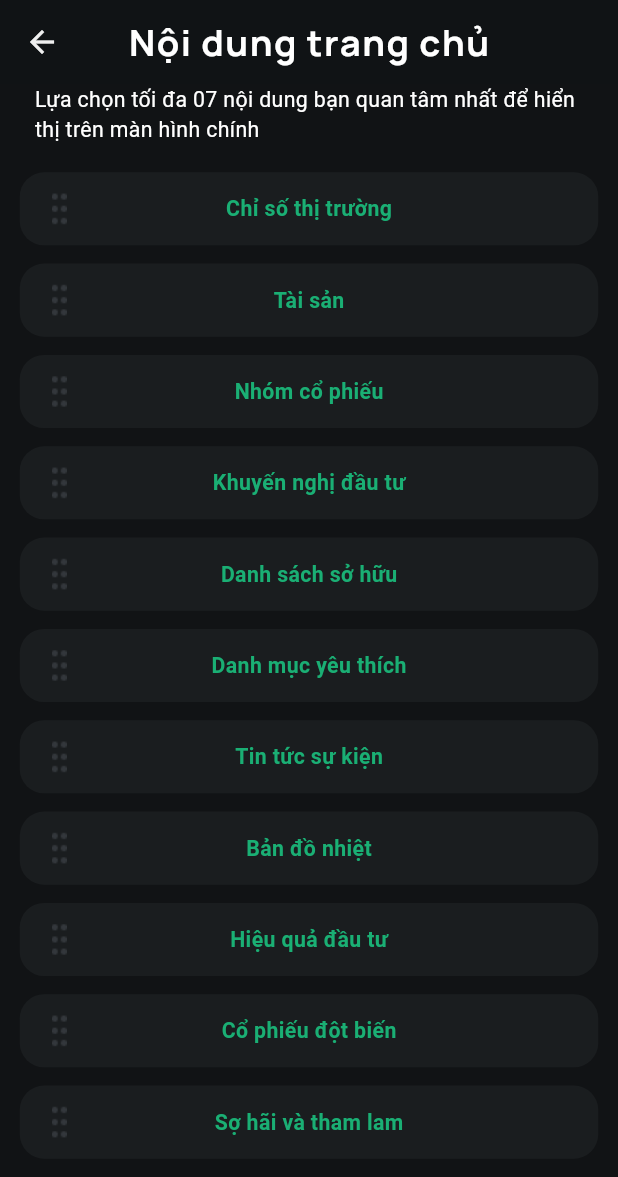
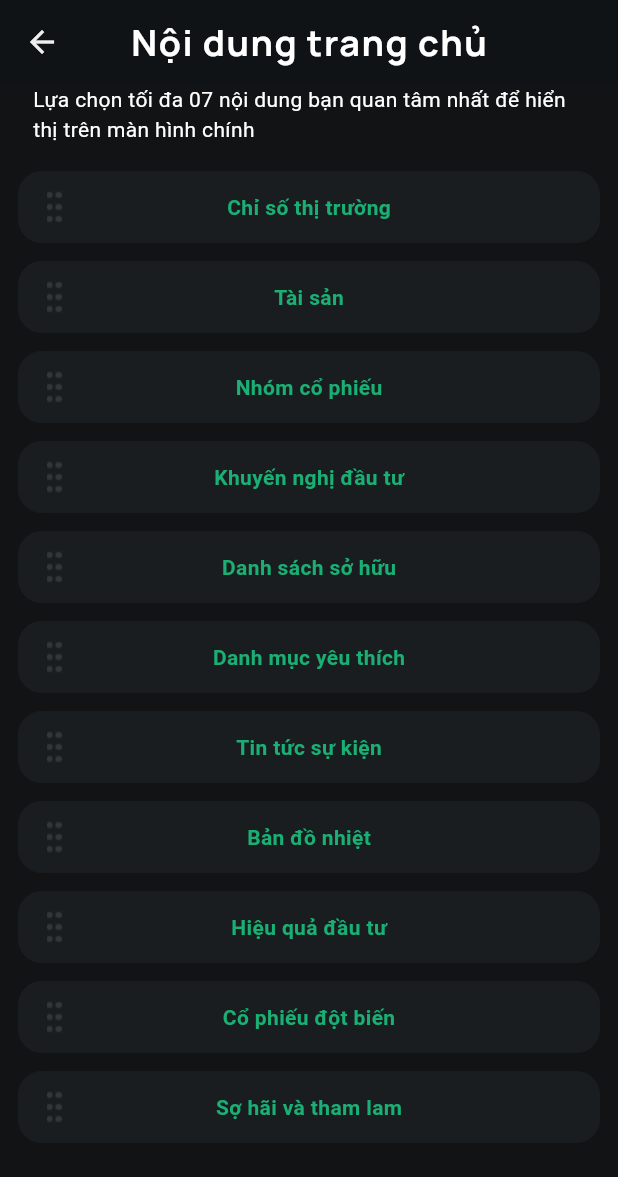
Before and after one commit to dhnam2806/fpts_project, a Flutter app: the screen it shows after launch, after a tap on "Nội dung trang chủ", on a phone screen of 412 x 824 dp. Shown: the top 1177 px of the screen. Run offline on Flutter 3.47's test engine with Material 3 defaults, Android fonts, the light colour scheme and no system bars; our stand-ins replace bloc, carousel_slider, flutter_bloc, google_nav_bar, persistent_bottom_nav_bar_v2, shared_preferences and 1 more.

Commit message:
remove screenutil

```diff
--- a/lib/main.dart
+++ b/lib/main.dart
@@ -1,7 +1,6 @@
 import 'package:flutter/material.dart';
 import 'package:flutter_bloc/flutter_bloc.dart';
 import 'package:fpts_product/bloc/bloc/select_navbar_bloc.dart';
-import 'package:flutter_screenutil/flutter_screenutil.dart';
 import 'package:fpts_product/ui/main_screen.dart';
 
 void main() {
@@ -13,28 +12,13 @@ class MyApp extends StatelessWidget {
 
   @override
   Widget build(BuildContext context) {
-    return ScreenUtilInit(
-      designSize: const Size(375, 812),
-      minTextAdapt: true,
-      splitScreenMode: true,
-      builder: (_, child) {
     return BlocProvider(
       create: (context) => SelectNavbarBloc(),
       child: MaterialApp(
         debugShowCheckedModeBanner: false,
         title: 'First Method',
-              home: child,
-              builder: (context, child) {
-                return MediaQuery(
-                  data: MediaQuery.of(context).copyWith(
-                    textScaler: TextScaler.linear(1.0),
+        home: MainScreen(),
       ),
-                  child: child!,
-                );
-              }),
-        );
-      },
-      child: MainScreen(),
     );
   }
 }
--- a/lib/ui/main_screen.dart
+++ b/lib/ui/main_screen.dart
@@ -1,5 +1,4 @@
 import 'package:flutter/material.dart';
-import 'package:flutter_screenutil/flutter_screenutil.dart';
 import 'package:fpts_product/const/app_colors.dart';
 import 'package:fpts_product/ui/screens/home_content/home_content_sceen.dart';
 import 'package:fpts_product/ui/screens/navbar_setting_screen/nav_bar_setting.dart';
@@ -26,8 +25,8 @@ class _MainScreenState extends State<MainScreen> {
             'Danh sách màn hình',
             style: TextStyle(
               letterSpacing: 1,
-              height: 36.h,
-              fontSize: 24.sp,
+              height: 36,
+              fontSize: 24,
               color: AppColors.white,
               fontWeight: FontWeight.w700,
             ),
--- a/lib/ui/screens/home_content/home_content_sceen.dart
+++ b/lib/ui/screens/home_content/home_content_sceen.dart
@@ -1,7 +1,5 @@
 import 'dart:ui';
-
 import 'package:flutter/material.dart';
-import 'package:flutter_screenutil/flutter_screenutil.dart';
 import 'package:fpts_product/const/app_colors.dart';
 import 'package:fpts_product/ui/widgets/list_content.dart';
 
@@ -68,26 +66,26 @@ class _HomeContentScreenState extends State<HomeContentScreen> {
             style: TextStyle(
               fontFamily: 'Manrope',
               letterSpacing: 1,
-              height: 36.h,
-              fontSize: 24.sp,
+              height: 36,
+              fontSize: 24,
               color: AppColors.white,
               fontWeight: FontWeight.w800,
             ),
           ),
         ),
         body: Padding(
-          padding: EdgeInsets.symmetric(horizontal: 12.w),
+          padding: EdgeInsets.symmetric(horizontal: 12),
           child: Column(
             mainAxisAlignment: MainAxisAlignment.start,
             children: [
               Container(
-                height: 42.h,
+                height: 42,
                 child: Padding(
                   padding: const EdgeInsets.symmetric(horizontal: 10),
                   child: Text(
                     "Lựa chọn tối đa 07 nội dung bạn quan tâm nhất để hiển thị trên màn hình chính",
                     style: TextStyle(
-                      fontSize: 14.sp,
+                      fontSize: 14,
                       color: AppColors.white,
                       fontWeight: FontWeight.w400,
                     ),
@@ -95,7 +93,7 @@ class _HomeContentScreenState extends State<HomeContentScreen> {
                 ),
               ),
               SizedBox(
-                height: 16.h,
+                height: 16,
               ),
               Expanded(
                 child: Theme(
--- a/lib/ui/screens/navbar_setting_screen/nav_bar_setting.dart
+++ b/lib/ui/screens/navbar_setting_screen/nav_bar_setting.dart
@@ -1,6 +1,5 @@
 import 'package:flutter/material.dart';
 import 'package:flutter_bloc/flutter_bloc.dart';
-import 'package:flutter_screenutil/flutter_screenutil.dart';
 import 'package:fpts_product/bloc/bloc/select_navbar_bloc.dart';
 import 'package:fpts_product/const/app_colors.dart';
 import 'package:fpts_product/ui/bottom_navbar.dart';
@@ -43,7 +42,7 @@ class _NavBarSettingScreenState extends State<NavBarSettingScreen> {
             'Thanh điều hướng',
             style: TextStyle(
               letterSpacing: 1,
-              fontSize: 18.sp,
+              fontSize: 18,
               color: Colors.white,
               fontWeight: FontWeight.w500,
             ),
--- a/lib/ui/widgets/list_content.dart
+++ b/lib/ui/widgets/list_content.dart
@@ -1,18 +1,17 @@
 // ignore_for_file: public_member_api_docs, sort_constructors_first
 import 'package:flutter/material.dart';
-import 'package:flutter_screenutil/flutter_screenutil.dart';
 import 'package:fpts_product/const/app_colors.dart';
 
 // ignore: must_be_immutable
 class ListContent extends StatefulWidget {
-  String title;
-  bool isSelected = false;
-  Function() onTap;
+  final title;
+  final isSelected;
+  final onTap;
   ListContent({
     Key? key,
-    required this.title,
-    required this.isSelected,
-    required this.onTap,
+    this.title,
+    this.isSelected = false,
+    this.onTap,
   }) : super(key: key);
 
   @override
@@ -29,8 +28,8 @@ class _ListContentState extends State<ListContent> {
       child: Column(
         children: [
           Container(
-              height: 48.h,
-              padding: EdgeInsets.symmetric(horizontal: 12.w),
+              height: 48,
+              padding: EdgeInsets.symmetric(horizontal: 12),
               decoration: BoxDecoration(
                 border: widget.isSelected
                     ? Border.all(
@@ -39,14 +38,14 @@ class _ListContentState extends State<ListContent> {
                       )
                     : null,
                 color: AppColors.surface_02,
-                borderRadius: BorderRadius.circular(16.r),
+                borderRadius: BorderRadius.circular(16),
               ),
               child: Row(
                 mainAxisAlignment: MainAxisAlignment.spaceBetween,
                 children: [
                   Container(
-                    width: 24.w,
-                    height: 24.h,
+                    width: 24,
+                    height: 24,
                     decoration: BoxDecoration(
                       image: DecorationImage(
                         fit: BoxFit.fitHeight,
@@ -59,27 +58,27 @@ class _ListContentState extends State<ListContent> {
                       widget.title,
                       style: TextStyle(
                         color: AppColors.green,
-                        fontSize: 14.sp,
+                        fontSize: 14,
                         fontWeight: FontWeight.w700,
                       ),
                     ),
                   ),
                   widget.isSelected
                       ? Container(
-                          width: 24.w,
-                          height: 24.h,
+                          width: 24,
+                          height: 24,
                           decoration: BoxDecoration(
                               image: DecorationImage(
                                   image: AssetImage(
                                       'assets/icons/check_circle.png'))))
                       : Container(
-                          width: 24.w,
-                          height: 24.h,
+                          width: 24,
+                          height: 24,
                         ),
                 ],
               )),
           SizedBox(
-            height: 12.h,
+            height: 12,
           )
         ],
       ),
--- a/lib/ui/widgets/text_box.dart
+++ b/lib/ui/widgets/text_box.dart
@@ -1,17 +1,16 @@
 // ignore_for_file: must_be_immutable
 
 import 'package:flutter/material.dart';
-import 'package:flutter_screenutil/flutter_screenutil.dart';
 
 import 'package:fpts_product/const/app_colors.dart';
 
 class TextBoxCus extends StatelessWidget {
-  String title;
-  Function() onTap;
+  final title;
+  final onTap;
   TextBoxCus({
     Key? key,
-    required this.title,
-    required this.onTap,
+    this.title,
+    this.onTap,
   }) : super(key: key);
 
   @override
@@ -19,14 +18,15 @@ class TextBoxCus extends StatelessWidget {
     return GestureDetector(
       onTap: () => onTap(),
       child: Container(
-        height: 48.h,
-        margin: EdgeInsets.only(bottom: 12.h),
-        padding: EdgeInsets.symmetric(horizontal: 8.w),
+        height: 48,
+        margin: EdgeInsets.only(bottom: 12),
+        padding: EdgeInsets.symmetric(horizontal: 8),
         decoration: BoxDecoration(
           color: AppColors.surface_02,
-          borderRadius: BorderRadius.circular(16.r),
+          borderRadius: BorderRadius.circular(16),
         ),
-        child: Row(mainAxisAlignment: MainAxisAlignment.spaceBetween, children: [
+        child:
+            Row(mainAxisAlignment: MainAxisAlignment.spaceBetween, children: [
           Expanded(
             child: Text(
               title,
--- a/pubspec.yaml
+++ b/pubspec.yaml
@@ -14,7 +14,6 @@ dependencies:
 
   cupertino_icons: ^1.0.2
   shared_preferences: ^2.2.2
-  flutter_screenutil: ^5.9.0
   google_nav_bar: ^5.0.6
   persistent_bottom_nav_bar_v2: ^4.2.8
   bloc: ^8.1.2
```
Also changed, not shown: lib/ui/screens/navbar_setting_screen/nav_bar_style.dart (+4 -5 lines), lib/ui/screens/screen_mode/screen_mode.dart (+5 -6 lines), lib/ui/screens/swap_theme/selected_theme.dart (+6 -7 lines), lib/ui/screens/swap_theme/swap_theme_setting.dart (+3 -4 lines), lib/ui/screens/swap_theme/swap_theme_style.dart (+8 -9 lines), lib/ui/widgets/list_tittle_navbar_setting.dart (+7 -8 lines), lib/ui/widgets/navbar_style/classic_navbar.dart (+4 -5 lines), lib/ui/widgets/navbar_style/modern_navbar.dart (+6 -7 lines), lib/ui/widgets/radio_custom.dart (+21 -20 lines), lib/ui/widgets/selected_container.dart (+7 -8 lines), pubspec.lock. Lines whose indentation alone changed are shown as unchanged.
